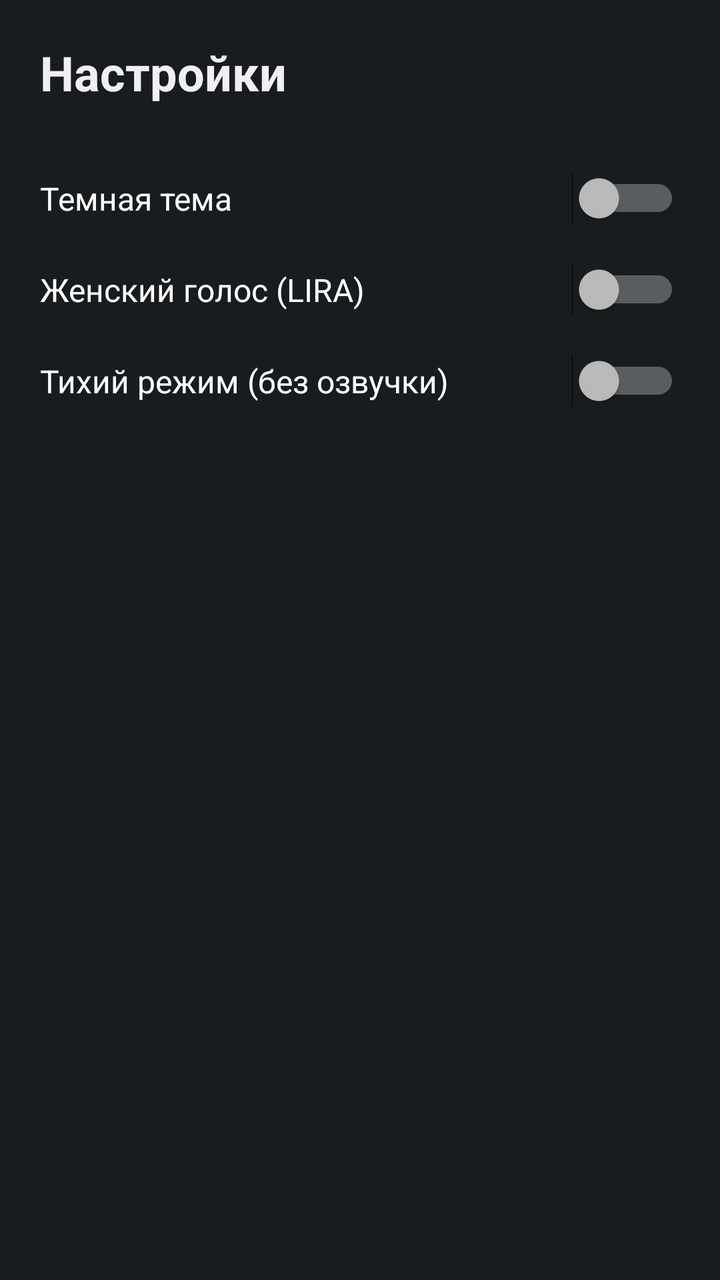
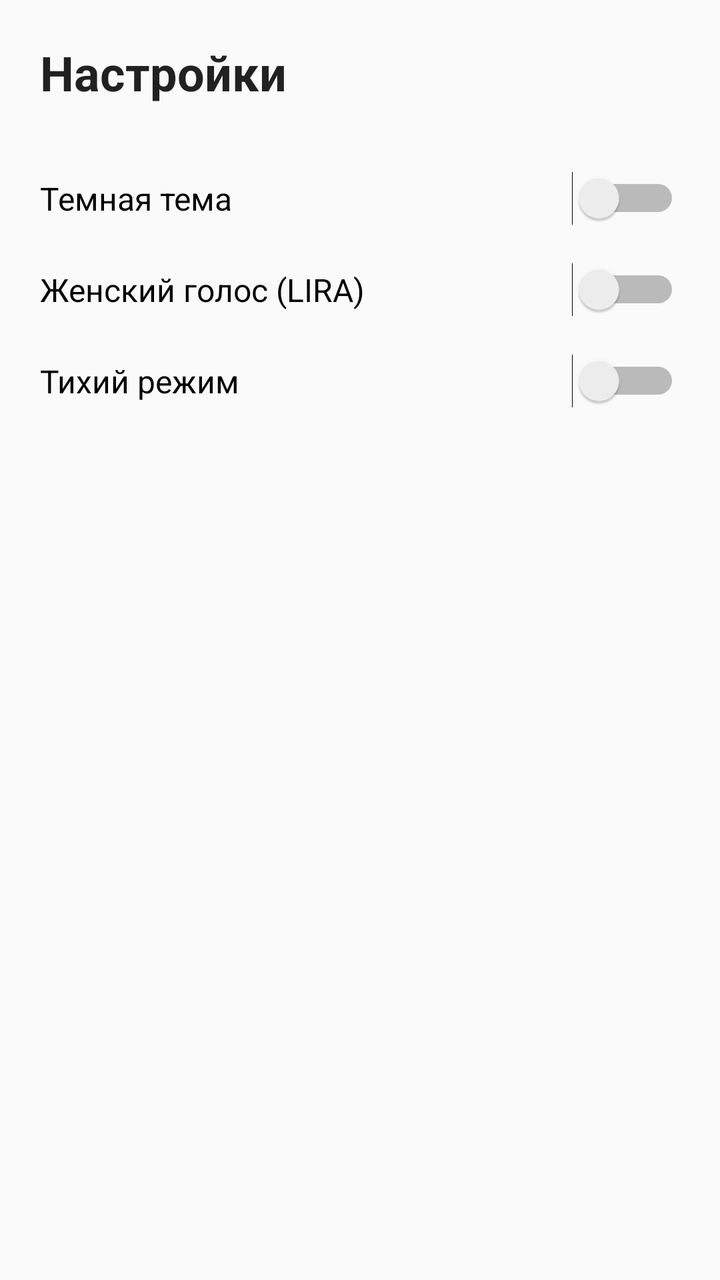

Before-and-after screenshots of an Android layout around one commit, followed by the original layout XML and the change that was made.
<!-- AndroidManifest.xml: application theme android:Theme.DeviceDefault.NoActionBar -->
<!-- res/layout/activity_settings.xml -->
<?xml version="1.0" encoding="utf-8"?>
<LinearLayout xmlns:android="http://schemas.android.com/apk/res/android"
    android:layout_width="match_parent"
    android:layout_height="match_parent"
    android:orientation="vertical"
    android:padding="20dp"
    android:background="?android:attr/colorBackground">

    <TextView
        android:layout_width="wrap_content"
        android:layout_height="wrap_content"
        android:text="Настройки"
        android:textSize="24sp"
        android:textStyle="bold"
        android:layout_marginBottom="24dp"
        android:textColor="?android:attr/textColorPrimary"/>

    <Switch
        android:id="@+id/themeSwitch"
        android:layout_width="match_parent"
        android:layout_height="wrap_content"
        android:text="Темная тема"
        android:textSize="16sp"
        android:paddingVertical="12dp"/>

    <Switch
        android:id="@+id/voiceSwitch"
        android:layout_width="match_parent"
        android:layout_height="wrap_content"
        android:text="Женский голос (LIRA)"
        android:textSize="16sp"
        android:paddingVertical="12dp"/>

    <Switch
        android:id="@+id/quietSwitch"
        android:layout_width="match_parent"
        android:layout_height="wrap_content"
        android:text="Тихий режим (без озвучки)"
        android:textSize="16sp"
        android:paddingVertical="12dp"/>

</LinearLayout>
<!-- resources referenced by this layout -->
<resources>

</resources>

<!-- the commit's change to res/layout/activity_settings.xml (unified diff, before → after) -->
@@ -35,7 +35,7 @@
         android:id="@+id/quietSwitch"
         android:layout_width="match_parent"
         android:layout_height="wrap_content"
-        android:text="Тихий режим (без озвучки)"
+        android:text="Тихий режим"
         android:textSize="16sp"
         android:paddingVertical="12dp"/>
 
